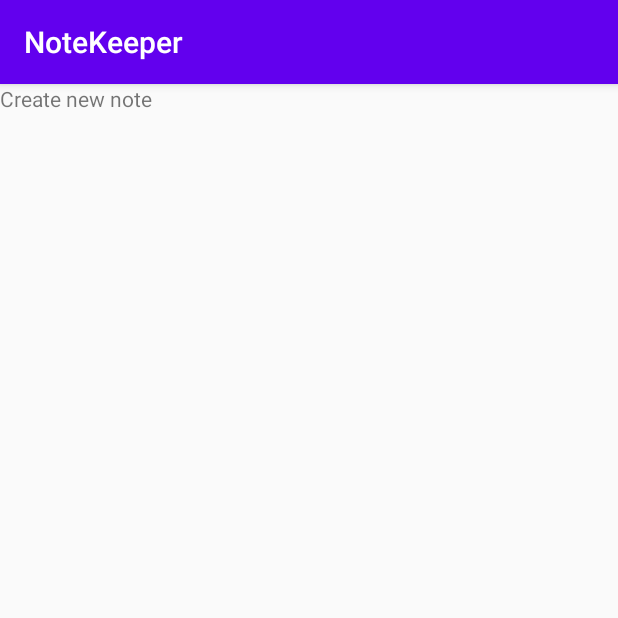
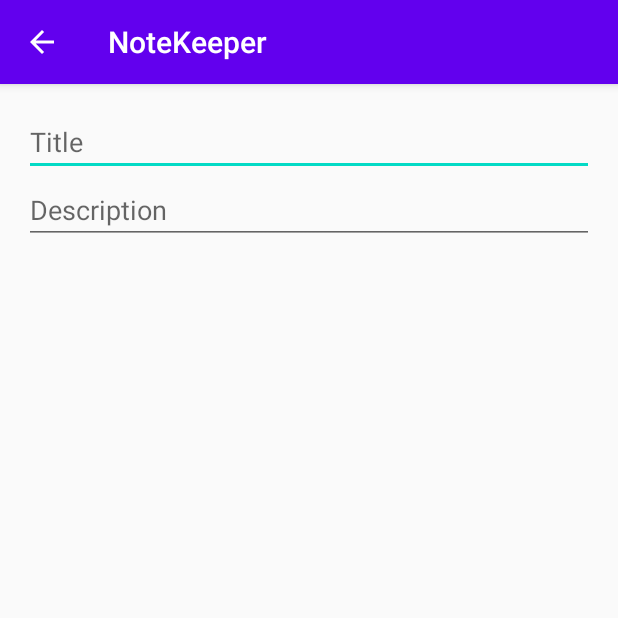
Before and after one commit to vishalambre/NoteKeeper, an Android app: the NewNoteActivity screen opened directly, with no data from a screen before it, on a phone screen of 412 x 824 dp, the top half of it. Run offline under Robolectric (Android 15) with nearby library versions, the phone set to English and light mode, and no system bars; our stand-ins replace data binding.

Commit message:
- Create NewNoteActivity - Add logic to show and hide the save note fab based on the note title and and note description text - Connect the NewNoteActivityViewModel to handle the logic for the NewNoteActivity

```diff
--- a/app/build.gradle
+++ b/app/build.gradle
@@ -41,4 +41,5 @@ dependencies {
     implementation 'androidx.recyclerview:recyclerview:1.1.0'
     implementation 'androidx.cardview:cardview:1.0.0'
     implementation 'com.google.android.material:material:1.1.0'
+    implementation 'androidx.lifecycle:lifecycle-extensions:2.2.0'
 }
--- /dev/null
+++ b/app/src/main/java/com/vishal/notekeeper/ui/newnote/GenericTextWatcher.kt
@@ -0,0 +1,9 @@
+package com.vishal.notekeeper.ui.newnote
+
+import android.text.Editable
+import android.text.TextWatcher
+
+abstract class GenericTextWatcher:TextWatcher {
+    override fun afterTextChanged(s: Editable?) {}
+    override fun beforeTextChanged(s: CharSequence?, start: Int, count: Int, after: Int){}
+}
--- a/app/src/main/java/com/vishal/notekeeper/ui/newnote/NewNoteActivity.kt
+++ b/app/src/main/java/com/vishal/notekeeper/ui/newnote/NewNoteActivity.kt
@@ -1,15 +1,61 @@
 package com.vishal.notekeeper.ui.newnote
 
 import android.os.Bundle
+import android.view.MenuItem
 import androidx.appcompat.app.AppCompatActivity
 import androidx.databinding.DataBindingUtil
+import androidx.lifecycle.Observer
+import androidx.lifecycle.ViewModelProvider
 import com.vishal.notekeeper.R
 import com.vishal.notekeeper.databinding.ActivityNewNoteBinding
+import com.vishal.notekeeper.viewmodels.NewNoteActivityViewModel
 
-class NewNoteActivity: AppCompatActivity() {
-    private lateinit var binding:ActivityNewNoteBinding
+class NewNoteActivity : AppCompatActivity() {
+    private lateinit var binding: ActivityNewNoteBinding
+    private lateinit var viewModel: NewNoteActivityViewModel
     override fun onCreate(savedInstanceState: Bundle?) {
         super.onCreate(savedInstanceState)
         binding = DataBindingUtil.setContentView(this, R.layout.activity_new_note)
+        viewModel = ViewModelProvider(this).get(NewNoteActivityViewModel::class.java)
+        supportActionBar?.setDisplayHomeAsUpEnabled(true)
+        initListeners()
+        initObservers()
+    }
+
+    private fun initListeners() {
+        binding.etNoteTitle.addTextChangedListener(object : GenericTextWatcher() {
+            override fun onTextChanged(s: CharSequence?, start: Int, before: Int, count: Int) {
+                viewModel.setNoteTitleChanged(s.toString())
+            }
+        })
+        binding.etNoteDescription.addTextChangedListener(object : GenericTextWatcher() {
+            override fun onTextChanged(s: CharSequence?, start: Int, before: Int, count: Int) {
+                viewModel.setNoteDescriptionChanged(s.toString())
+            }
+        })
+        binding.fabSaveNote.setOnClickListener {
+            viewModel.saveNote()
+        }
+    }
+
+    private fun initObservers() {
+        viewModel.getShowFabLiveData().observe(this, Observer { handleFabVisibility(it) })
+    }
+
+    private fun handleFabVisibility(fabVisibility: Boolean) {
+        when {
+            fabVisibility -> binding.fabSaveNote.show()
+            else -> binding.fabSaveNote.hide()
+        }
+    }
+
+    override fun onOptionsItemSelected(item: MenuItem): Boolean {
+        when (item.itemId) {
+            android.R.id.home -> {
+                onBackPressed()
+                return true
+            }
+        }
+        return super.onOptionsItemSelected(item)
     }
 }
--- a/app/src/main/java/com/vishal/notekeeper/ui/notelist/NoteListActivity.kt
+++ b/app/src/main/java/com/vishal/notekeeper/ui/notelist/NoteListActivity.kt
@@ -18,7 +18,7 @@ class NoteListActivity : AppCompatActivity() {
         initRecyclerView()
         initListeners()
     }
-
+    //Todo the implementation when the note creation and saving logic is done
     private fun initRecyclerView() {
         val noteList = initializeDummyNoteList()
         val noteListAdapter =
--- /dev/null
+++ b/app/src/main/java/com/vishal/notekeeper/viewmodels/NewNoteActivityViewModel.kt
@@ -0,0 +1,35 @@
+package com.vishal.notekeeper.viewmodels
+
+import androidx.lifecycle.LiveData
+import androidx.lifecycle.MutableLiveData
+import androidx.lifecycle.ViewModel
+
+class NewNoteActivityViewModel : ViewModel() {
+    private val showFab: MutableLiveData<Boolean> = MutableLiveData()
+    private var noteTitle = ""
+    private var noteDescription = ""
+
+    init {
+        showFab.value = false
+    }
+
+    fun getShowFabLiveData(): LiveData<Boolean> = showFab
+    fun setNoteTitleChanged(noteTitle: String) {
+        this.noteTitle = noteTitle
+        handleFabVisibility()
+    }
+
+    fun setNoteDescriptionChanged(noteDescription: String) {
+        this.noteDescription = noteDescription
+        handleFabVisibility()
+    }
+
+    fun saveNote() {
+    //Todo implement the saving note functionality
+    }
+
+    private fun handleFabVisibility() {
+        showFab.postValue(noteTitle.isNotEmpty() && noteDescription.isNotEmpty())
+    }
+
+}
--- a/app/src/main/res/layout/activity_new_note.xml
+++ b/app/src/main/res/layout/activity_new_note.xml
@@ -1,13 +1,53 @@
 <?xml version="1.0" encoding="utf-8"?>
-<layout xmlns:android="http://schemas.android.com/apk/res/android">
+<layout xmlns:android="http://schemas.android.com/apk/res/android"
+    xmlns:app="http://schemas.android.com/apk/res-auto"
+    xmlns:tools="http://schemas.android.com/tools">
 
-    <LinearLayout
+    <FrameLayout
         android:layout_width="match_parent"
         android:layout_height="match_parent">
 
-        <TextView
+        <ScrollView
+            android:layout_width="match_parent"
+            android:layout_height="match_parent">
+
+            <LinearLayout
+                android:layout_width="match_parent"
+                android:layout_height="wrap_content"
+                android:layout_margin="@dimen/grid_2"
+                android:orientation="vertical">
+
+                <EditText
+                    android:id="@+id/et_note_title"
+                    android:layout_width="match_parent"
+                    android:layout_height="wrap_content"
+                    android:hint="@string/note_title"
+                    android:inputType="textMultiLine"
+                    android:maxLength="100"
+                    tools:ignore="Autofill"
+                    tools:text="This is the note title" />
+
+                <EditText
+                    android:id="@+id/et_note_description"
+                    android:layout_width="match_parent"
+                    android:layout_height="wrap_content"
+                    android:hint="@string/note_description"
+                    android:inputType="textMultiLine"
+                    tools:ignore="Autofill"
+                    tools:text="This is the note Description" />
+            </LinearLayout>
+        </ScrollView>
+
+        <com.google.android.material.floatingactionbutton.FloatingActionButton
+            android:id="@+id/fab_save_note"
             android:layout_width="wrap_content"
             android:layout_height="wrap_content"
-            android:text="Create new note"/>
-    </LinearLayout>
+            android:layout_gravity="end|bottom"
+            android:layout_margin="@dimen/grid_2"
+            android:contentDescription="@string/save_note"
+            android:src="@android:drawable/ic_menu_save"
+            android:visibility="gone"
+            app:backgroundTint="@color/colorPrimary"
+            tools:visibility="visible"/>
+    </FrameLayout>
 </layout>
--- a/app/src/main/res/values/strings.xml
+++ b/app/src/main/res/values/strings.xml
@@ -1,4 +1,7 @@
 <resources>
     <string name="app_name">NoteKeeper</string>
     <string name="new_note">New Note</string>
+    <string name="note_title">Title</string>
+    <string name="note_description">Description</string>
+    <string name="save_note">Save Note</string>
 </resources>
```
